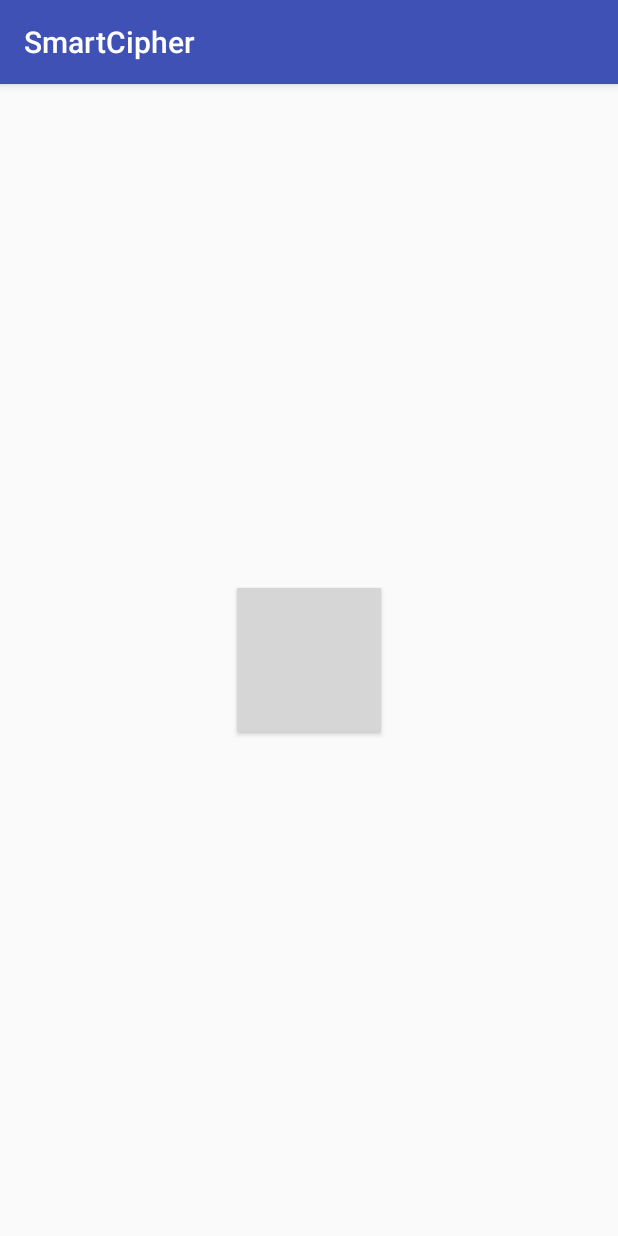
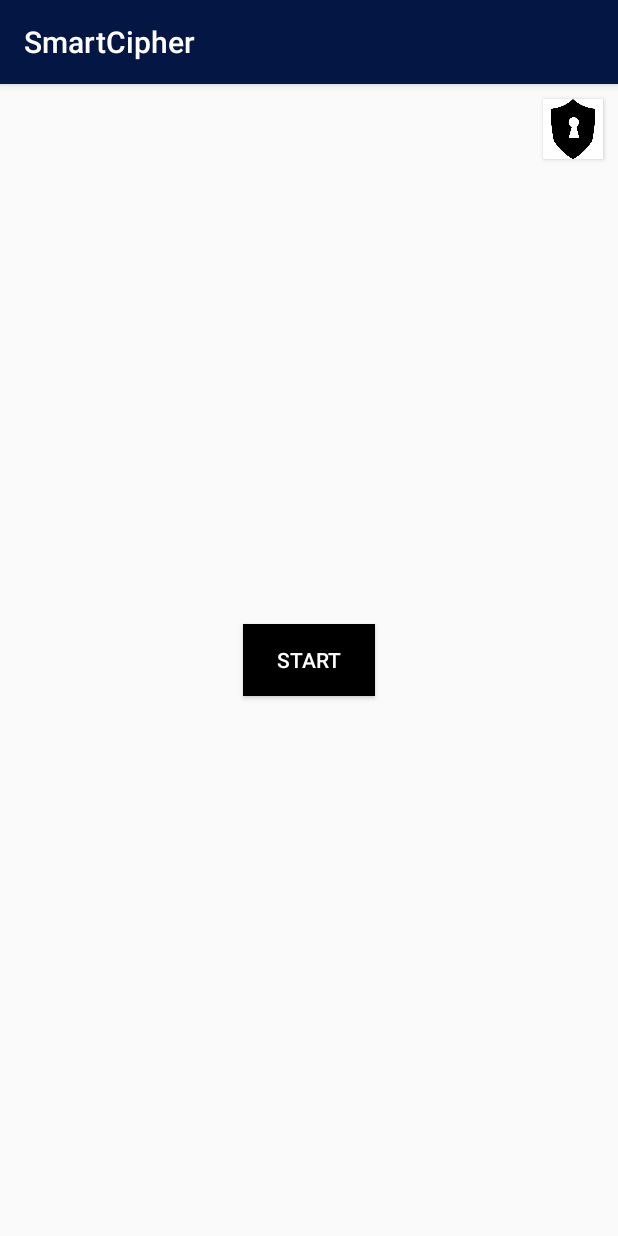
Before and after one commit to TelmaCorreia/SIRS, an Android app: the screen it shows after launch (MainActivity), on a phone screen of 412 x 824 dp. Run offline under Robolectric (Android 15) with nearby library versions, the phone set to English and light mode, and no system bars; grey boxes are pictures that could not be loaded.

Commit message:
qrcode working

```diff
--- a/SmartCipher/app/build.gradle
+++ b/SmartCipher/app/build.gradle
@@ -16,6 +16,9 @@ android {
             minifyEnabled false
             proguardFiles getDefaultProguardFile('proguard-android.txt'), 'proguard-rules.pro'
         }
+        debug{
+            debuggable true
+        }
     }
     useLibrary 'org.apache.http.legacy'
 
@@ -27,6 +30,8 @@ dependencies {
     implementation 'com.android.support:appcompat-v7:26.1.0'
     implementation 'com.android.support.constraint:constraint-layout:1.0.2'
     implementation group: 'org.apache.httpcomponents', name: 'httpclient-android', version: '4.3.5.1'
+    implementation 'com.google.android.gms:play-services-vision:11.4.0'
+    implementation 'com.google.android.gms:play-services-vision:9.6.1'
     testImplementation 'junit:junit:4.12'
     androidTestImplementation 'com.android.support.test:runner:1.0.1'
     androidTestImplementation 'com.android.support.test.espresso:espresso-core:3.0.1'
--- a/SmartCipher/app/src/main/java/com/sirs/smartcipher/ui/MainActivity.java
+++ b/SmartCipher/app/src/main/java/com/sirs/smartcipher/ui/MainActivity.java
@@ -1,6 +1,7 @@
 package com.sirs.smartcipher.ui;
 
 import android.annotation.TargetApi;
+import android.content.Intent;
 import android.os.Build;
 import android.support.annotation.RequiresApi;
 import android.support.v7.app.AppCompatActivity;
@@ -8,10 +9,14 @@ import android.os.Bundle;
 import android.util.Log;
 import android.view.View;
 import android.widget.Button;
+import android.widget.TextView;
 
 import com.sirs.smartcipher.Constants;
+import com.sirs.smartcipher.QRActivity;
 import com.sirs.smartcipher.R;
 import com.sirs.smartcipher.network.MyHttpClient;
+
+import org.w3c.dom.Text;
 
 import java.io.IOException;
 import java.security.InvalidAlgorithmParameterException;
@@ -24,7 +29,8 @@ import java.security.cert.CertificateException;
 public class MainActivity extends AppCompatActivity {
 
     private static final String TAG = "running";
-    Button btn;
+    Button btn_start, btn_key;
+    TextView tv_log;
     int count =0;
     Boolean active = false;
     @Override
@@ -32,16 +38,19 @@ public class MainActivity extends AppCompatActivity {
         super.onCreate(savedInstanceState);
         setContentView(R.layout.activity_main);
 
-        btn = findViewById(R.id.btn_start);
-        btn.setOnClickListener(new View.OnClickListener() {
+        btn_start = (Button) findViewById(R.id.btn_start);
+        btn_key = (Button) findViewById(R.id.btn_key);
+        tv_log = (TextView)findViewById(R.id.tv_log);
+
+        btn_start.setOnClickListener(new View.OnClickListener() {
             @TargetApi(Build.VERSION_CODES.O)
             @RequiresApi(api = Build.VERSION_CODES.M)
             @Override
             public void onClick(View view) {
                 String url = "http://10.0.2.2";
-
                 Log.d(TAG, "*** client started ***");
-
+                String text = (String) tv_log.getText();
+                tv_log.setText(text + "Connection Started");
                 try {
 
                     if(!active) {
@@ -51,30 +60,25 @@ public class MainActivity extends AppCompatActivity {
 
                     }
                     else {
-                        ; // Do nothing
+                        // Do nothing
                     }
                     return;
-/*
-                    MyHttpClient http = new MyHttpClient();
 
-                    if(count==0){ count ++; http.execute(url, Constants.START_CONNECTION);}
-                    else if(count==1){  http.execute(url, Constants.FKEY);}
-                    else{http.execute(url, Constants.PING);}
-//
-//                    http.execute(url, Constants.START_CONNECTION);
-//                    http.execute(url, Constants.FKEY);
-//                    while (true) {
-//                       http.execute(url, Constants.PING);
-//                        Thread.sleep(Constants.TIME_INTERVAL);
-//                    }
-*/
                 } catch (Exception e) {
                     e.printStackTrace();
                 }
-
                 Log.d(TAG, "*** client terminated ***");
             }
         });
 
+        btn_key.setOnClickListener(new View.OnClickListener() {
+            @Override
+            public void onClick(View view) {
+                Intent intent = new Intent(MainActivity.this, QRActivity.class);
+                startActivity(intent);
+            }
+        });
     }
+
+
 }
--- a/SmartCipher/app/src/main/java/com/sirs/smartcipher/ui/SplashActivity.java
+++ b/SmartCipher/app/src/main/java/com/sirs/smartcipher/ui/SplashActivity.java
@@ -14,8 +14,6 @@ public class SplashActivity extends AppCompatActivity {
     @Override
     protected void onCreate(Bundle savedInstanceState) {
         super.onCreate(savedInstanceState);
-        requestWindowFeature(Window.FEATURE_NO_TITLE);
-        getWindow().setFlags(WindowManager.LayoutParams.FLAG_FULLSCREEN, WindowManager.LayoutParams.FLAG_FULLSCREEN);
         setContentView(R.layout.activity_splash);
 
         new Handler().postDelayed(new Runnable() {
--- a/SmartCipher/app/src/main/res/layout/activity_main.xml
+++ b/SmartCipher/app/src/main/res/layout/activity_main.xml
@@ -4,15 +4,42 @@
     xmlns:tools="http://schemas.android.com/tools"
     android:layout_width="match_parent"
     android:layout_height="match_parent"
-    android:gravity="center"
     android:orientation="vertical"
     tools:context="com.sirs.smartcipher.ui.MainActivity">
 
     <Button
-        android:id="@+id/btn_start"
-        android:layout_width="wrap_content"
-        android:layout_height="wrap_content"
+        android:id="@+id/btn_key"
+        android:layout_width="40dp"
+        android:layout_height="40dp"
+        android:layout_gravity="top|right"
+        android:layout_margin="10dp"
+        android:background="@drawable/key"/>
+
+    <LinearLayout
+        android:layout_width="match_parent"
+        android:layout_height="match_parent"
         android:layout_gravity="center"
-        android:background="@drawable/start"/>
+        android:orientation="vertical"
+        android:gravity="center">
+
+        <Button
+            android:id="@+id/btn_start"
+            android:layout_width="wrap_content"
+            android:layout_height="wrap_content"
+            android:layout_gravity="center"
+            android:text="START"
+            android:textColor="#FFFFFF"
+            android:background="#000000"/>
+
+        <TextView
+            android:id="@+id/tv_log"
+            android:layout_width="wrap_content"
+            android:layout_height="wrap_content"
+            android:textColor="#000000"
+            android:padding="20dp"/>
+
+    </LinearLayout>
+
+
 
 </LinearLayout>
--- a/SmartCipher/app/src/main/res/layout/activity_splash.xml
+++ b/SmartCipher/app/src/main/res/layout/activity_splash.xml
@@ -6,6 +6,7 @@
     android:layout_height="match_parent"
     android:orientation="vertical"
     android:gravity="center"
+    android:background="#FFFF"
     tools:context="com.sirs.smartcipher.ui.SplashActivity">
 
 
--- a/SmartCipher/app/src/main/res/values/colors.xml
+++ b/SmartCipher/app/src/main/res/values/colors.xml
@@ -1,6 +1,6 @@
 <?xml version="1.0" encoding="utf-8"?>
 <resources>
-    <color name="colorPrimary">#3F51B5</color>
-    <color name="colorPrimaryDark">#303F9F</color>
-    <color name="colorAccent">#FF4081</color>
+    <color name="colorPrimary">#041644</color>
+    <color name="colorPrimaryDark">#010e30</color>
+    <color name="colorAccent">#a6a9b2</color>
 </resources>
--- a/SmartCipher/app/src/main/res/values/styles.xml
+++ b/SmartCipher/app/src/main/res/values/styles.xml
@@ -8,4 +8,8 @@
         <item name="colorAccent">@color/colorAccent</item>
     </style>
 
+
+    <style name="SplashTheme" parent="Theme.AppCompat.NoActionBar">
+    </style>
+
 </resources>
--- /dev/null
+++ b/SmartCipher/app/src/main/res/xml/provider_paths.xml
@@ -0,0 +1,6 @@
+<?xml version="1.0" encoding="utf-8"?>
+<paths>
+    <external-path
+        name="external_files"
+        path="."/>
+</paths>
```
Also changed, not shown: SmartCipher/app/src/main/AndroidManifest.xml (+30 -9 lines), SmartCipher/app/src/main/java/com/sirs/smartcipher/QRActivity.java (added, +163 -0 lines), SmartCipher/app/src/main/res/layout/activity_qr.xml (added, +46 -0 lines), SmartCipher/app/src/main/res/drawable/key.jpg (added).
